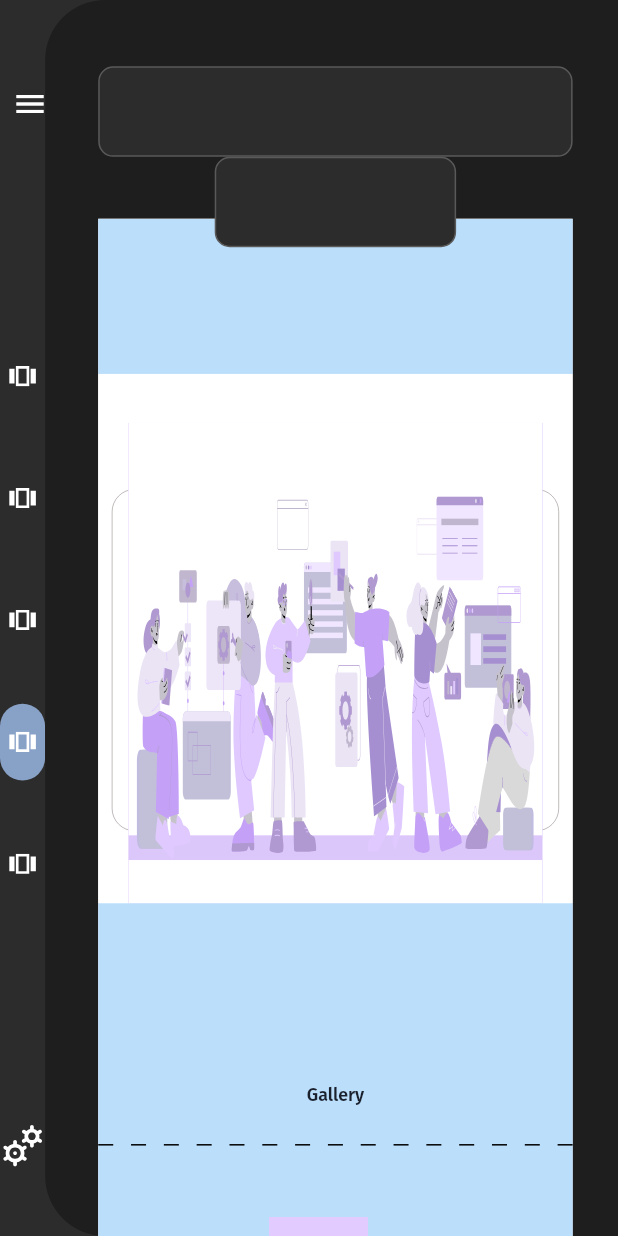
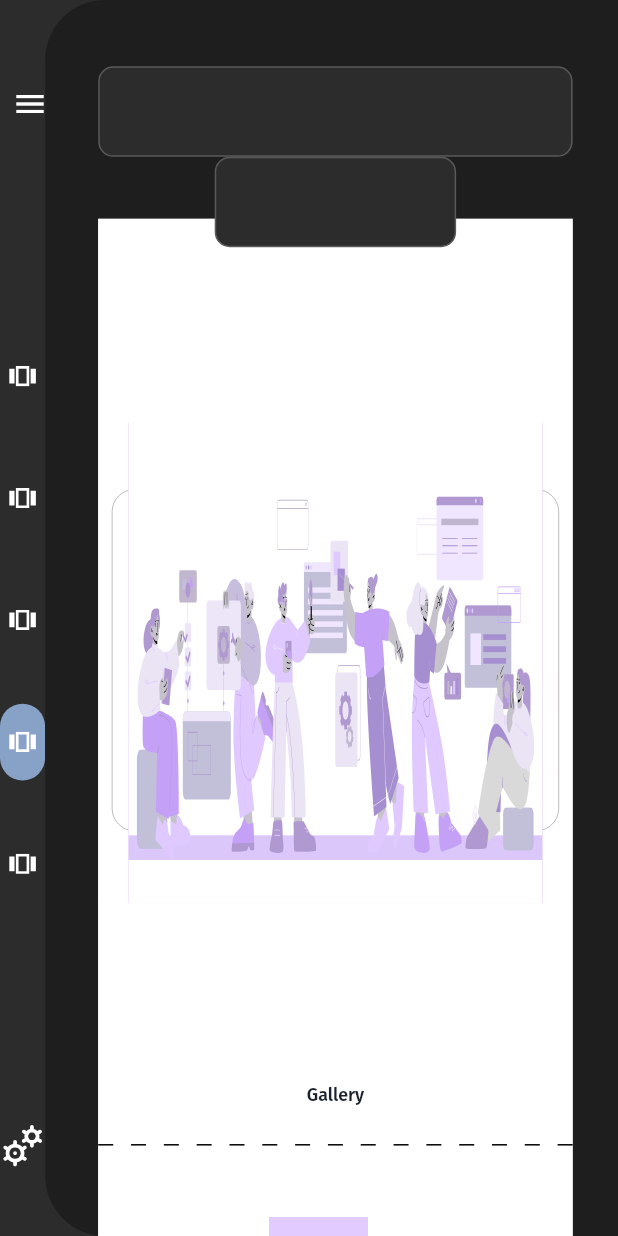
Before and after one commit to aman-netizen-ux/HackCraft, a Flutter app: the DefaultEditPortal screen opened by its route, scrolled down 1152 dp, on a phone screen of 412 x 824 dp. Run offline on Flutter 3.47's test engine with Material 2 defaults, Android fonts, the phone set to English and light mode, and no system bars; our stand-ins replace dotted_border, firebase_auth, firebase_core, flutter_colorpicker, flutter_dotenv, flutter_form_builder and 3 more; missing offline and left inert: dart:js, dart:js_interop, flutter_font_picker; accounts and stored records are empty; network calls fail.

Commit message:
fixed some minor issues

```diff
--- a/lib/views/Screens/DefaultEditPortal/Desktop/Sections/Canvas/canvas.dart
+++ b/lib/views/Screens/DefaultEditPortal/Desktop/Sections/Canvas/canvas.dart
@@ -24,9 +24,13 @@ class DefaultCanvas extends StatefulWidget {
 
 class _DefaultCanvasState extends State<DefaultCanvas> {
   ScrollController _scrollController = ScrollController();
-        List<GlobalKey> keyValues = [homeEdit, rulesAndRoundsEdit, aboutUsEdit, galleryEdit, contactUsEdit];
-
-
+  List<GlobalKey> keyValues = [
+    homeEdit,
+    rulesAndRoundsEdit,
+    aboutUsEdit,
+    galleryEdit,
+    contactUsEdit
+  ];
 
   @override
   void initState() {
@@ -41,9 +45,9 @@ class _DefaultCanvasState extends State<DefaultCanvas> {
     super.dispose();
   }
 
-
   void _scrollListener() {
-  final defaultTemplateProvider = Provider.of<DefaultTemplateProvider>(context, listen: false);
+    final defaultTemplateProvider =
+        Provider.of<DefaultTemplateProvider>(context, listen: false);
     double currentScroll = _scrollController.offset;
 
     for (int i = 0; i < keyValues.length; i++) {
@@ -58,16 +62,15 @@ void _scrollListener() {
 
         // Check if the section's top or bottom is within the viewport
         if ((yStart <= currentScroll && yEnd >= currentScroll) ||
-          (yStart >= currentScroll && yStart <= (currentScroll + MediaQuery.of(context).size.height))) {
+            (yStart >= currentScroll &&
+                yStart <=
+                    (currentScroll + MediaQuery.of(context).size.height))) {
           defaultTemplateProvider.setSelectedSection(i);
           break; // Exit the loop once the current section is found
         }
       }
     }
   }
-
-
-
 
   @override
   Widget build(BuildContext context) {
@@ -79,9 +82,6 @@ void _scrollListener() {
             scaleHeight(context, 60);
     final hackathonDetailsProvider =
         Provider.of<HackathonDetailsProvider>(context);
-
-
-
 
     return Expanded(
       flex: 8698,
@@ -104,14 +104,13 @@ void _scrollListener() {
                             containerHeight: whiteContainerHeight,
                             containerWidth: whiteContainerWidth),
                         DefaultEditLandingSection(
-
                             containerHeight: whiteContainerHeight,
                             containerWidth: whiteContainerWidth),
                       ],
                     )),
                 Container(
                   key: rulesAndRoundsEdit,
-                  color: Colors.blue[100],
+                  color: Colors.white,
                   child: DefaultRoundsAndRules(
                       containerHeight: whiteContainerHeight,
                       containerWidth: whiteContainerWidth),
@@ -125,7 +124,7 @@ void _scrollListener() {
                 ),
                 Container(
                   key: galleryEdit,
-                  color: Colors.blue[100],
+                  color: Colors.white,
                   child: DefaultEditGallerySection(
                       containerHeight: whiteContainerHeight,
                       containerWidth: whiteContainerWidth),
@@ -147,67 +146,3 @@ void _scrollListener() {
     );
   }
 }
-
-
-
-
-
-
-//  ListView(
-//             children: [
-//               Container(
-//                 height: scaleHeight(context, 615),
-//                 width: double.infinity,
-//                 color: Colors.blue[100],
-//                 child: Column(
-//                   children: [
-//                     TextFormField(
-//                       controller: text2controller,
-//                       onSaved: (value) {
-//                         hackathonDetailsProvider.hackathonName =
-//                             value.toString();
-//                       },
-//                       decoration: InputDecoration(hintText: "TextField"),
-//                     ),
-//                     TextFormField(
-//                       controller: textcontroller,
-//                       onSaved: (value) {
-//                         _text2 = value;
-//                       },
-//                       decoration: InputDecoration(hintText: "Hackathon Name"),
-//                     ),
-//                   ],
-//                 ),
-//               ),
-//               InkWell(
-//                 onTap: () {
-//                   if (widget.formKey.currentState!.validate()) {
-//                     widget.formKey.currentState!.save();
-
-//                     hackathonDetailsProvider.hackathonName = _text2.toString();
-//                     Navigator.pushNamed(context, '/defaultTemplate');
-//                   }
-//                 },
-//                 child: Container(
-//                   height: scaleHeight(context, 615),
-//                   width: double.infinity,
-//                   color: Colors.pink[100],
-//                 ),
-//               ),
-//               Container(
-//                 height: scaleHeight(context, 615),
-//                 width: double.infinity,
-//                 color: Colors.brown[300],
-//               ),
-//               Container(
-//                 height: scaleHeight(context, 400),
-//                 width: double.infinity,
-//                 color: Colors.purple[200],
-//               ),
-//               Container(
-//                 height: scaleHeight(context, 60),
-//                 width: double.infinity,
-//                 color: grey4,
-//               ),
-//             ],
-//           ),
```
Lines whose indentation alone changed are shown as unchanged.
